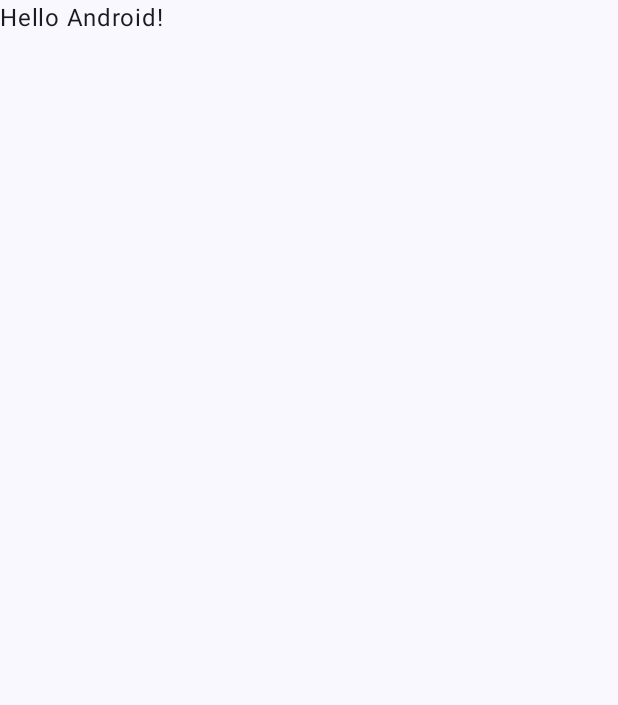
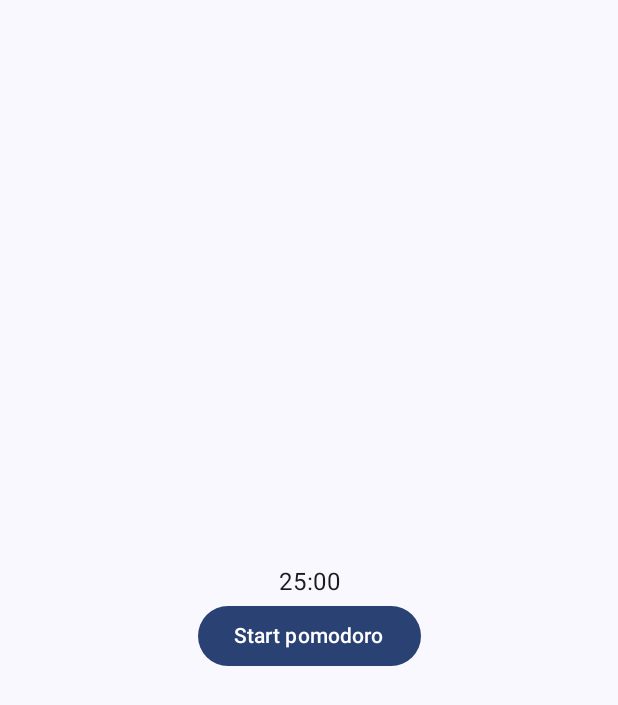
Before and after one commit to tetrapaker238/TaskPomodoro, an Android app built with Jetpack Compose: the screen it shows after launch (MainActivity), on a phone screen of 412 x 824 dp. Before the commit the part shown is almost empty. Shown: the top 705 px of the screen. Run offline under Robolectric (Android 15) with nearby library versions, the phone set to English and light mode, and no system bars.

Commit message:
[feat] Added Button and Text with timer logic using CountDownTimer

```diff
--- a/app/src/main/java/com/example/taskpomodoro/MainActivity.kt
+++ b/app/src/main/java/com/example/taskpomodoro/MainActivity.kt
@@ -1,13 +1,22 @@
 package com.example.taskpomodoro
 
 import android.os.Bundle
+import android.os.CountDownTimer
 import androidx.activity.ComponentActivity
 import androidx.activity.compose.setContent
+import androidx.compose.foundation.layout.Column
 import androidx.compose.foundation.layout.fillMaxSize
+import androidx.compose.foundation.layout.wrapContentSize
+import androidx.compose.material3.Button
 import androidx.compose.material3.MaterialTheme
 import androidx.compose.material3.Surface
 import androidx.compose.material3.Text
 import androidx.compose.runtime.Composable
+import androidx.compose.runtime.getValue
+import androidx.compose.runtime.mutableStateOf
+import androidx.compose.runtime.saveable.rememberSaveable
+import androidx.compose.runtime.setValue
+import androidx.compose.ui.Alignment
 import androidx.compose.ui.Modifier
 import androidx.compose.ui.tooling.preview.Preview
 import com.example.taskpomodoro.ui.theme.TaskPomodoroTheme
@@ -22,7 +31,7 @@ class MainActivity : ComponentActivity() {
                     modifier = Modifier.fillMaxSize(),
                     color = MaterialTheme.colorScheme.background
                 ) {
-                    Greeting("Android")
+                    TimeDisplay()
                 }
             }
         }
@@ -30,17 +39,52 @@ class MainActivity : ComponentActivity() {
 }
 
 @Composable
-fun Greeting(name: String, modifier: Modifier = Modifier) {
-    Text(
-        text = "Hello $name!",
-        modifier = modifier
+fun TimeDisplay() {
+    ButtonAndTime(
+        modifier = Modifier
+            .fillMaxSize()
+            .wrapContentSize(align = Alignment.Center)
     )
 }
 
-@Preview(showBackground = true)
+@Composable
+fun ButtonAndTime(modifier: Modifier = Modifier) {
+
+    var timeText by rememberSaveable { mutableStateOf("25:00") }
+    val timer = object: CountDownTimer(1000*60*25, 1000) {
+        override fun onTick(millisUntilFinished: Long) {
+            val minutes = (millisUntilFinished / (1000 * 60)).toInt()
+            val seconds = ((millisUntilFinished - (minutes * 1000 * 60)) / 1000).toInt()
+            val strMinutes = if (minutes >= 10) minutes.toString() else "0$minutes"
+            val strSeconds = if (seconds >= 10) seconds.toString() else "0$seconds"
+            timeText = "$strMinutes:$strSeconds"
+        }
+
+        override fun onFinish() {
+            return
+        }
+
+    }
+
+    Column (
+        modifier = modifier,
+        horizontalAlignment = Alignment.CenterHorizontally,
+    ) {
+        Text(
+            text = timeText,
+        )
+        Button(onClick = { timer.start() }) {
+            Text(text = "Start pomodoro")
+        }
+    }
+}
+@Preview(
+    showBackground = true,
+    showSystemUi = true
+)
 @Composable
 fun GreetingPreview() {
     TaskPomodoroTheme {
-        Greeting("Android")
+        TimeDisplay()
     }
 }
```
